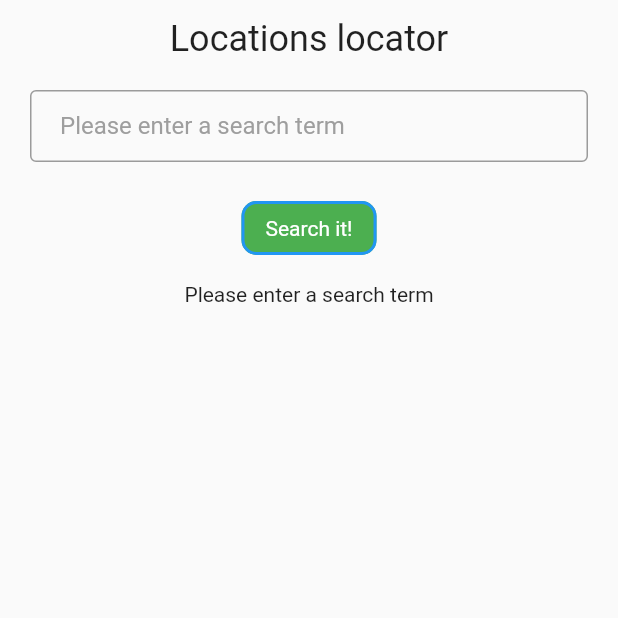
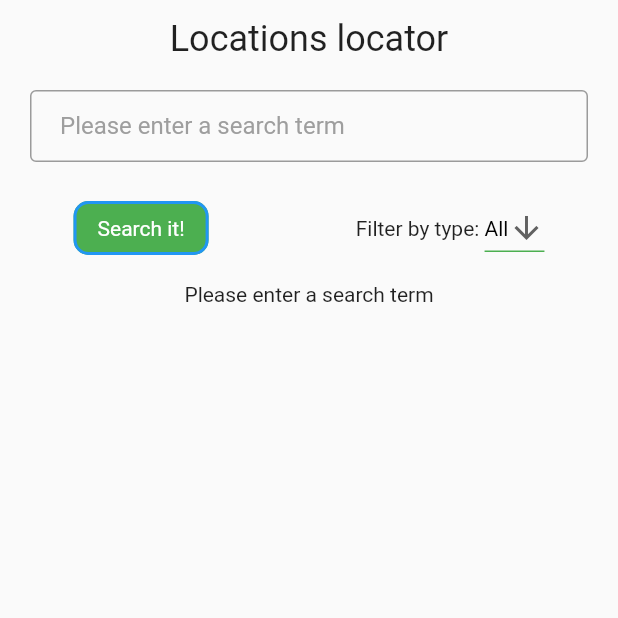
Before and after one commit to taras-git/mentztest, a Flutter app: the screen it shows after launch, on a phone screen of 412 x 824 dp, the top half of it. Run offline on Flutter 3.47's test engine with Material 2 defaults, Android fonts, the phone set to English and light mode, and no system bars; our stand-ins replace flutter_riverpod, freezed_annotation, go_router; project files that could hold a hidden picture were left out.

Commit message:
Add filtering by type

```diff
--- a/lib/widgets/locations_search_screen.dart
+++ b/lib/widgets/locations_search_screen.dart
@@ -1,5 +1,6 @@
 import 'package:flutter/material.dart';
 import 'package:flutter_riverpod/flutter_riverpod.dart';
+
 import 'package:mentztest/providers/locations_provider.dart';
 import 'package:mentztest/widgets/cards_list.dart';
 
@@ -12,6 +13,7 @@ class LocationsSearchScreen extends ConsumerWidget {
   Widget build(BuildContext context, WidgetRef ref) {
     final locations = ref.watch(locationsProvider).locations;
     final loadingState = ref.watch(locationsProvider).loadingState;
+    final locationTypes = ref.watch(locationsProvider).locationTypes;
 
     return Scaffold(
       body: SafeArea(
@@ -51,6 +53,9 @@ class LocationsSearchScreen extends ConsumerWidget {
                       ),
                     ),
                   ),
+                  Row(
+                    mainAxisAlignment: MainAxisAlignment.spaceAround,
+                    children: [
                       OutlinedButton(
                         onPressed: () async {
                           if (_formKey.currentState!.validate()) {
@@ -61,6 +66,14 @@ class LocationsSearchScreen extends ConsumerWidget {
                           textFieldController.clear();
                         },
                         child: const Text('Search it!'),
+                      ),
+                      Row(
+                        children: [
+                          const Text('Filter by type: '),
+                          FilterLocationsDropdown(locationTypes: locationTypes),
+                        ],
+                      ),
+                    ],
                   ),
                 ],
               ),
@@ -82,3 +95,57 @@ class LocationsSearchScreen extends ConsumerWidget {
     );
   }
 }
+
+class FilterLocationsDropdown extends ConsumerStatefulWidget {
+  final List<String> locationTypes;
+  // var dropdownValue = ref.watch(locationsProvider).locationTypes.first;
+
+  const FilterLocationsDropdown({
+    Key? key,
+    required this.locationTypes,
+  }) : super(key: key);
+
+  @override
+  FilterLocationsDropdownState createState() => FilterLocationsDropdownState();
+}
+
+class FilterLocationsDropdownState
+    extends ConsumerState<FilterLocationsDropdown> {
+  var dropdownValue;
+
+  @override
+  void initState() {
+    super.initState();
+    dropdownValue = ref.read(locationsProvider).locationTypes.first;
+  }
+
+  @override
+  Widget build(BuildContext context) {
+    return DropdownButton<String>(
+      value: dropdownValue,
+      icon: const Icon(Icons.arrow_downward),
+      elevation: 16,
+      style: const TextStyle(color: Colors.black),
+      underline: Container(
+        height: 1,
+        color: Colors.green,
+      ),
+      onChanged: (value) {
+        setState(() {
+          dropdownValue = value!;
+        });
+      },
+      items: ref
+          .read(locationsProvider)
+          .locationTypes
+          .map<DropdownMenuItem<String>>(
+        (value) {
+          return DropdownMenuItem<String>(
+            value: value,
+            child: Text(value),
+          );
+        },
+      ).toList(),
+    );
+  }
+}
```
Lines whose indentation alone changed are shown as unchanged.
